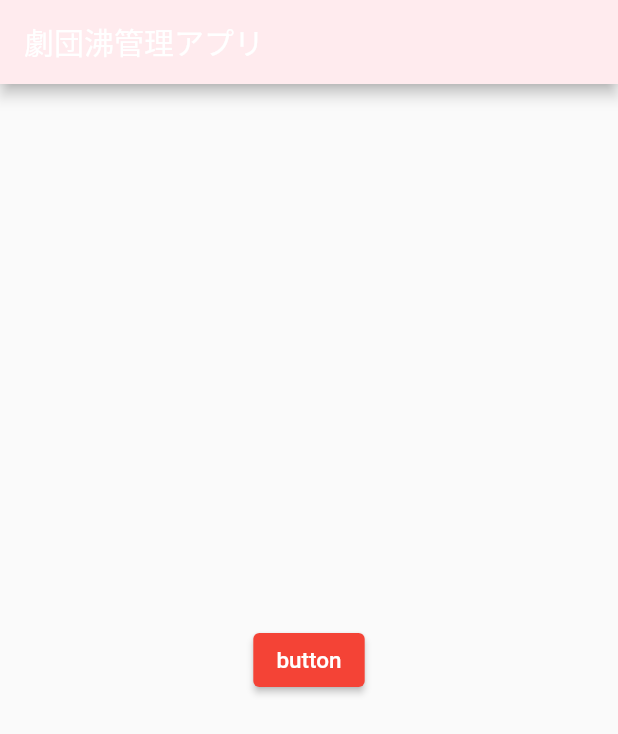
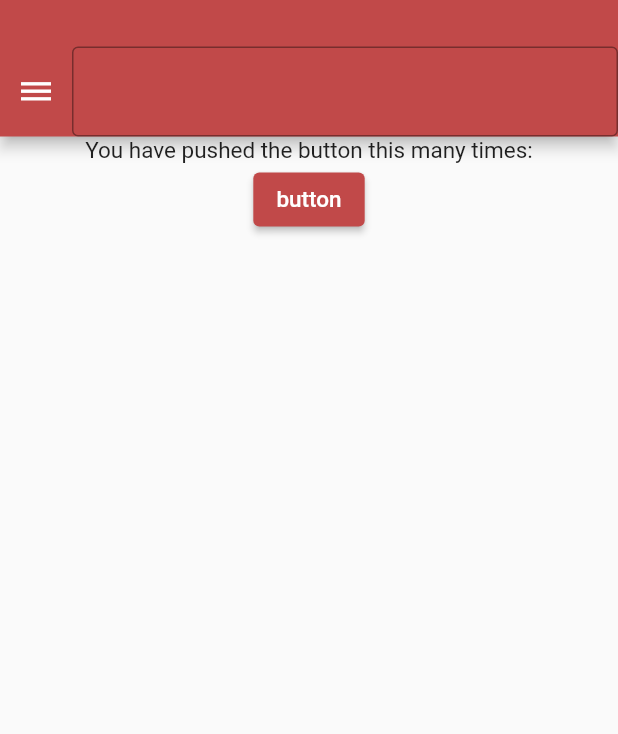
Before and after one commit to ReotoKawaguchi0010/TroupeAppMobile, a Flutter app: the screen it shows after launch, after a tap on "button", on a phone screen of 412 x 824 dp. Shown: the top 734 px of the screen. Run offline on Flutter 3.47's test engine with Material 2 defaults, Android fonts, the phone set to English and light mode, and no system bars; network calls fail.

Commit message:
create header

```diff
--- a/lib/main.dart
+++ b/lib/main.dart
@@ -1,5 +1,9 @@
+import 'dart:ui';
+
 import 'package:flutter/material.dart';
 import 'package:flutter_localizations/flutter_localizations.dart';
+import 'package:http/http.dart' as http;
+
 
 void main() {
   runApp(MyApp());
@@ -30,18 +34,54 @@ class MyApp extends StatelessWidget {
       ],
       home: Scaffold(
         appBar: AppBar(
-          backgroundColor: Color(0xFFFFEBEE),
-          title: Text('劇団沸管理アプリ'),
+          backgroundColor: Color(0xFFC14949),
+          bottom: PreferredSize(
+            preferredSize: Size(0, 35),
+            child: Flex(
+              direction: Axis.horizontal,
+              children: <Widget>[
+                IconButton(
+                  icon: Icon(
+                    Icons.dehaze,
+                    color: Color(0xFFFFFFFF),
+                  ),
+                  onPressed: () {
+                    print('test');
+                  },
+                ),
+                Flexible(
+                  child: TextField(
+                    decoration: InputDecoration(
+                      border: OutlineInputBorder(),
+                    ),
+                  ),
+                ),
+              ],
+            )
+          ),
         ),
         body: Center(
-          child: ElevatedButton(
-            child: Text('button'),
-            onPressed: (){
-              print('test');
-            },
+          child: Column(
+            children: <Widget>[
+              Text(
+                'You have pushed the button this many times:',
+              ),
+              Center(
+                  child: ElevatedButton(
+                    child: Text('button'),
+                    onPressed: () async {
+                    var url = 'http://localhost:8000/api/app';
+                    var response = await http.get(url);
+                    print(response.body);
+                  },
+                  style: ButtonStyle(
+                    backgroundColor: MaterialStateProperty.all(Color(0xFFC14949)),
+                  ),)
+              ),
+            ],
           )
         )
-      ),
+      )
     );
   }
 }
```
Also changed, not shown: pubspec.yaml (+4 -54 lines), pubspec.lock, 1 other file.
